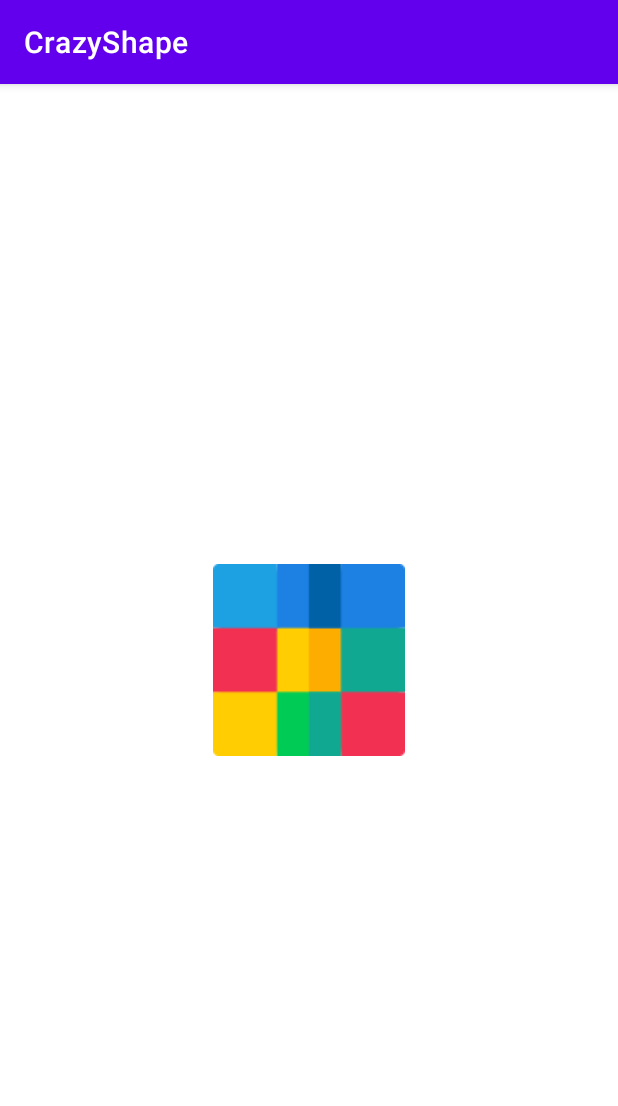
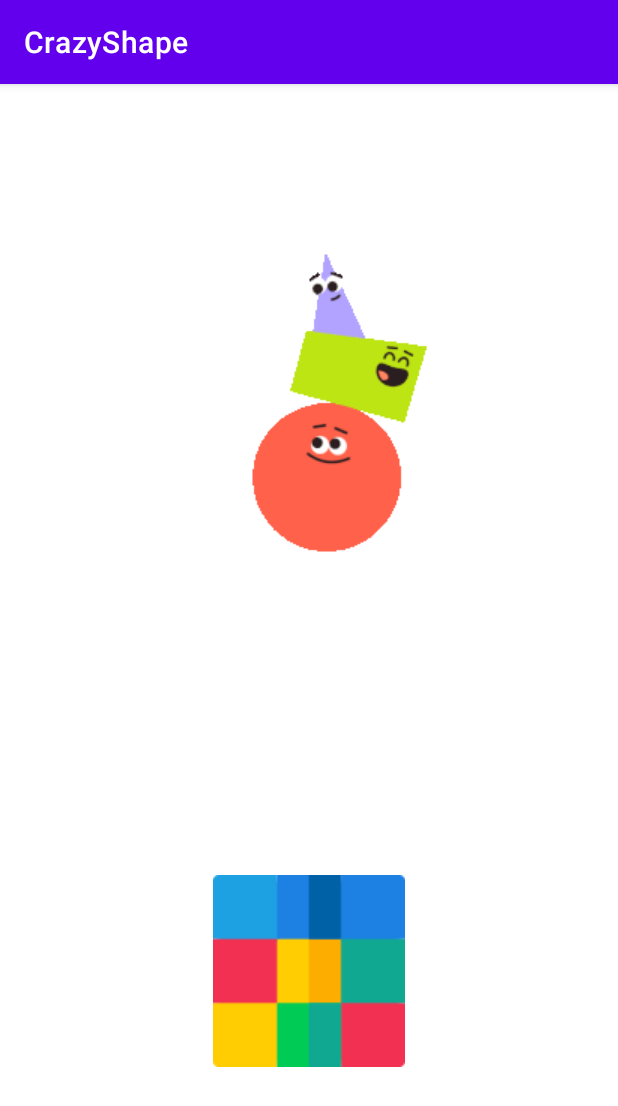
Before and after one commit to youchen0711/CrazyShape, an Android app: the screen it shows after launch (MainActivity), on a phone screen of 412 x 824 dp. Shown: the top 1106 px of the screen. Run offline under Robolectric (Android 15) with nearby library versions, the phone set to English and light mode, and no system bars; libraries missing offline, so code that uses them is left out: tw.edu.pu.

Commit message:
2021上機考v1_賴侑辰

```diff
--- a/app/src/main/res/layout/activity_main.xml
+++ b/app/src/main/res/layout/activity_main.xml
@@ -10,10 +10,23 @@
         android:id="@+id/imgNext"
         android:layout_width="wrap_content"
         android:layout_height="wrap_content"
+        android:layout_marginTop="102dp"
         app:layout_constraintBottom_toBottomOf="parent"
         app:layout_constraintEnd_toEndOf="parent"
+        app:layout_constraintHorizontal_bias="0.5"
+        app:layout_constraintStart_toStartOf="parent"
+        app:layout_constraintTop_toBottomOf="@+id/imgTitle"
+        app:srcCompat="@drawable/square" />
+
+    <ImageView
+        android:id="@+id/imgTitle"
+        android:layout_width="wrap_content"
+        android:layout_height="wrap_content"
+        app:layout_constraintBottom_toTopOf="@+id/imgNext"
+        app:layout_constraintEnd_toEndOf="parent"
+        app:layout_constraintHorizontal_bias="0.5"
         app:layout_constraintStart_toStartOf="parent"
         app:layout_constraintTop_toTopOf="parent"
-        app:srcCompat="@drawable/square" />
+        app:srcCompat="@drawable/cover" />
 
 </androidx.constraintlayout.widget.ConstraintLayout>
```
Also changed, not shown: app/src/main/res/drawable/circle.gif (added), app/src/main/res/drawable/cover.gif (added), app/src/main/res/drawable/star.gif (added), app/src/main/res/drawable/triangle.png (added).
